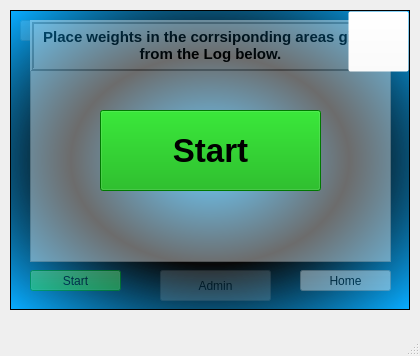
The window that UI/main_gui.ui (Althelrus/calibrationTool_pycharm) describes before a commit, drawn with Qt 5.
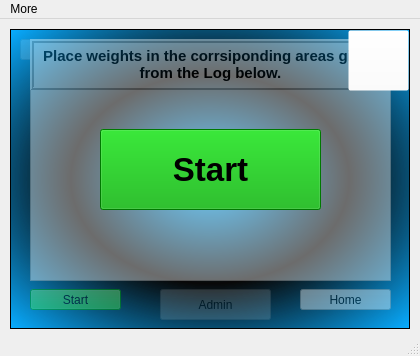
The same window after the commit. Icons and pictures are not drawn.

Commit message: Updated GUI to add About and Procedure.

Diff of the .ui file:
```diff
--- a/UI/main_gui.ui
+++ b/UI/main_gui.ui
@@ -387,6 +387,14 @@
      <height>21</height>
     </rect>
    </property>
+   <widget class="QMenu" name="menuAbout">
+    <property name="title">
+     <string>More</string>
+    </property>
+    <addaction name="actionAbout"/>
+    <addaction name="actionProcedure"/>
+   </widget>
+   <addaction name="menuAbout"/>
   </widget>
   <widget class="QStatusBar" name="statusbar"/>
  </widget>
```
Left out of the diff: 10 changed lines with no effect on the pictures.
